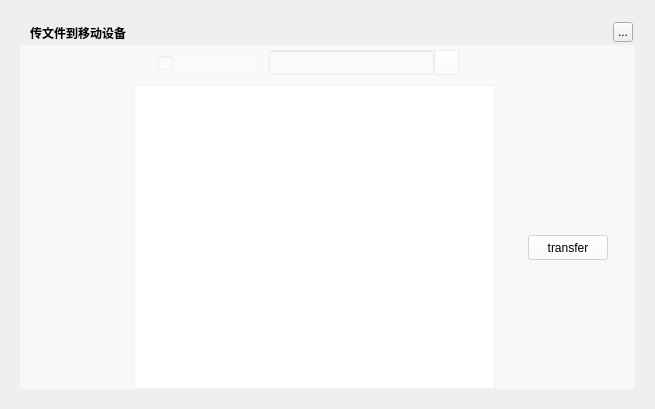
Old version of the form TTKCore/musicUi/musicToolsetswidget/musicconnecttransferwidget.ui in the repository jjzhang166/Musicplayer.
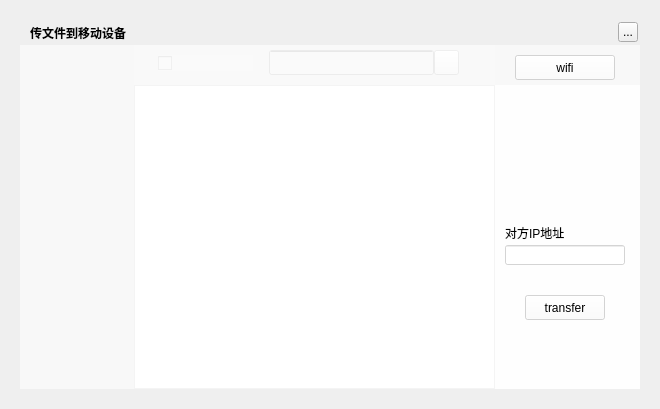
New version of the form. The open tabs and pages were chosen to show the change. Icons and pictures are not drawn. Custom widgets are drawn as their Qt base class.

```diff
--- a/TTKCore/musicUi/musicToolsetswidget/musicconnecttransferwidget.ui
+++ b/TTKCore/musicUi/musicToolsetswidget/musicconnecttransferwidget.ui
@@ -6,7 +6,7 @@
    <rect>
     <x>0</x>
     <y>0</y>
-    <width>655</width>
+    <width>660</width>
     <height>409</height>
    </rect>
   </property>
@@ -18,7 +18,7 @@
     <rect>
      <x>20</x>
      <y>20</y>
-     <width>615</width>
+     <width>620</width>
      <height>369</height>
     </rect>
    </property>
@@ -45,7 +45,7 @@
   <widget class="QToolButton" name="topTitleCloseButton">
    <property name="geometry">
     <rect>
-     <x>613</x>
+     <x>618</x>
      <y>22</y>
      <width>20</width>
      <height>20</height>
@@ -60,7 +60,7 @@
     <rect>
      <x>20</x>
      <y>45</y>
-     <width>615</width>
+     <width>620</width>
      <height>344</height>
     </rect>
    </property>
@@ -145,10 +145,23 @@
     <zorder>functionBottomLabel</zorder>
     <zorder>playListTableWidget</zorder>
    </widget>
-   <widget class="QLabel" name="iconLabel">
+   <widget class="QStackedWidget" name="stackedWidget">
     <property name="geometry">
      <rect>
-      <x>510</x>
+      <x>475</x>
+      <y>40</y>
+      <width>145</width>
+      <height>304</height>
+     </rect>
+    </property>
+    <property name="currentIndex">
+     <number>0</number>
+    </property>
+    <widget class="QWidget" name="mobileModeWidget">
+     <widget class="QLabel" name="iconUSBLabel">
+      <property name="geometry">
+       <rect>
+        <x>35</x>
       <y>50</y>
       <width>72</width>
       <height>72</height>
@@ -171,17 +184,96 @@
      <set>Qt::AlignCenter</set>
     </property>
    </widget>
-   <widget class="QPushButton" name="transferButton">
+     <widget class="QPushButton" name="transferUSBButton">
     <property name="geometry">
      <rect>
-      <x>508</x>
-      <y>190</y>
+        <x>30</x>
+        <y>210</y>
       <width>80</width>
       <height>25</height>
      </rect>
     </property>
     <property name="text">
      <string>transfer</string>
+      </property>
+     </widget>
+     <widget class="QPushButton" name="reflashUSBButton">
+      <property name="geometry">
+       <rect>
+        <x>30</x>
+        <y>170</y>
+        <width>80</width>
+        <height>25</height>
+       </rect>
+      </property>
+      <property name="text">
+       <string>reflash</string>
+      </property>
+     </widget>
+    </widget>
+    <widget class="QWidget" name="wifiModeWidget">
+     <widget class="QLabel" name="iconWIFILabel">
+      <property name="geometry">
+       <rect>
+        <x>35</x>
+        <y>50</y>
+        <width>72</width>
+        <height>72</height>
+       </rect>
+      </property>
+      <property name="pixmap">
+       <pixmap resource="../../../TTKQrc/MusicPlayer.qrc">:/toolSets/wifi</pixmap>
+      </property>
+     </widget>
+     <widget class="QPushButton" name="transferWIFIButton">
+      <property name="geometry">
+       <rect>
+        <x>30</x>
+        <y>210</y>
+        <width>80</width>
+        <height>25</height>
+       </rect>
+      </property>
+      <property name="text">
+       <string>transfer</string>
+      </property>
+     </widget>
+     <widget class="QLabel" name="WIFILabel">
+      <property name="geometry">
+       <rect>
+        <x>10</x>
+        <y>140</y>
+        <width>120</width>
+        <height>15</height>
+       </rect>
+      </property>
+      <property name="text">
+       <string>对方IP地址</string>
+      </property>
+     </widget>
+     <widget class="QLineEdit" name="lineWIFIEdit">
+      <property name="geometry">
+       <rect>
+        <x>10</x>
+        <y>160</y>
+        <width>120</width>
+        <height>20</height>
+       </rect>
+      </property>
+     </widget>
+    </widget>
+   </widget>
+   <widget class="QPushButton" name="switchButton">
+    <property name="geometry">
+     <rect>
+      <x>495</x>
+      <y>10</y>
+      <width>100</width>
+      <height>25</height>
+     </rect>
+    </property>
+    <property name="text">
+     <string>wifi</string>
     </property>
    </widget>
   </widget>
```
Left out of the diff: 11 changed lines with no effect on the pictures. Lines whose indentation alone changed are shown as unchanged.
